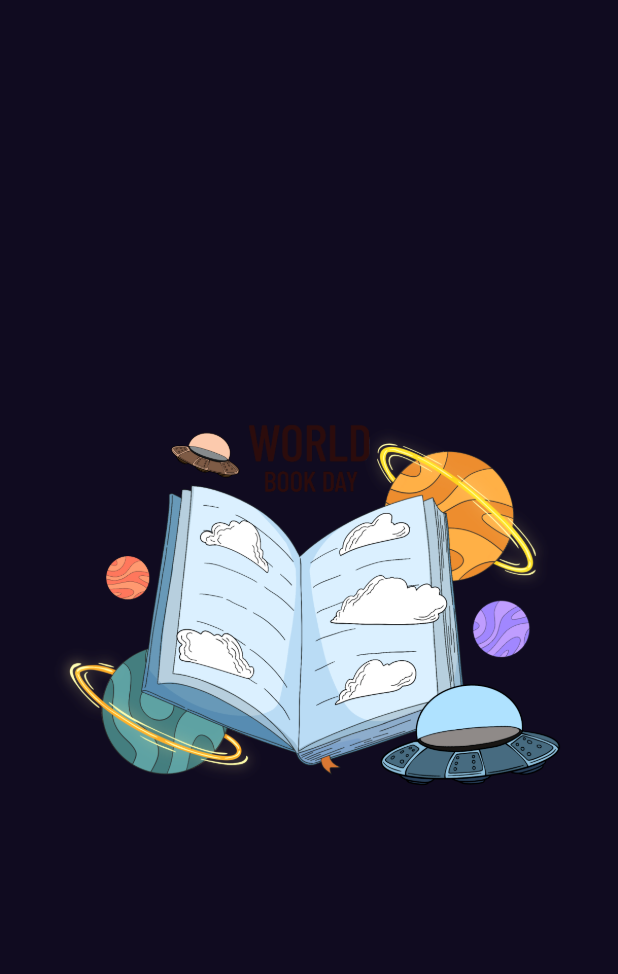
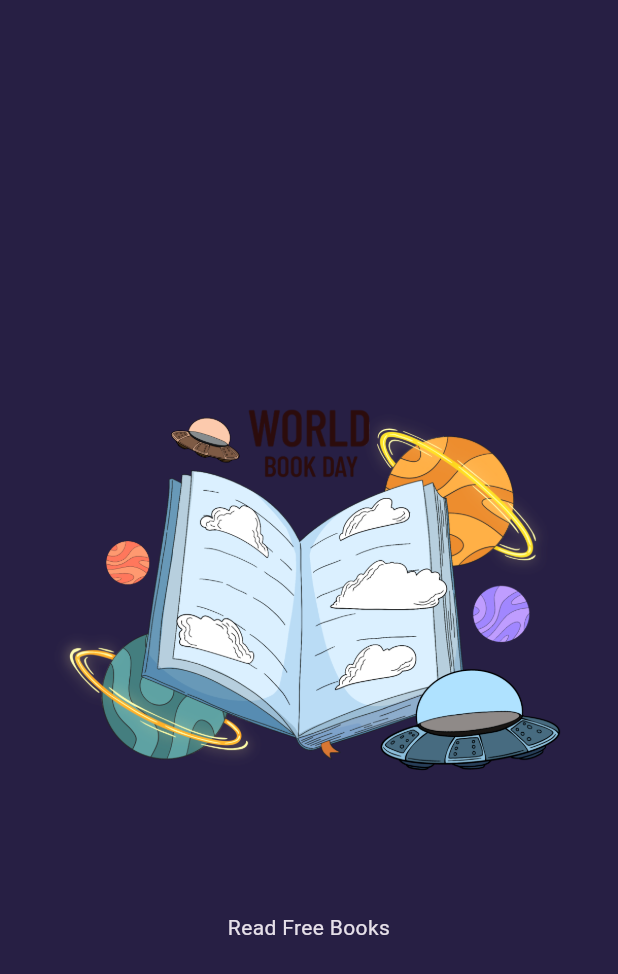
Before and after one commit to nada263204/book_store_application, a Flutter app: the screen it shows after launch, on a phone screen of 412 x 824 dp. Shown: the top 974 px of the screen. Run offline on Flutter 3.47's test engine with Material 3 defaults, Android fonts, the phone set to English and light mode, and no system bars; our stand-ins replace get.

Commit message:
adding sliding animation to splash view

```diff
--- a/lib/features/splash/presentation/views/widgets/splash_view_body.dart
+++ b/lib/features/splash/presentation/views/widgets/splash_view_body.dart
@@ -1,8 +1,31 @@
 import 'package:book_store_application/core/utils/assets.dart';
 import 'package:flutter/material.dart';
+import 'package:flutter/widgets.dart';
 
-class SplashViewBody extends StatelessWidget {
+class SplashViewBody extends StatefulWidget {
   const SplashViewBody({super.key});
+
+  @override
+  State<SplashViewBody> createState() => _SplashViewBodyState();
+}
+
+class _SplashViewBodyState extends State<SplashViewBody> with SingleTickerProviderStateMixin{
+  late AnimationController animationController;
+  late Animation<Offset> slidingAnimation;
+
+  @override
+  void initState() {
+    super.initState();
+    animationController = AnimationController(vsync: this,duration:const Duration(seconds: 2));
+    slidingAnimation = Tween<Offset>(begin: const Offset(0, 1),end: const Offset(0, 0)).animate(animationController);
+    // slidingAnimation.addListener(() {setState(() {}); });
+    animationController.forward();
+  }
+  @override
+  void dispose() {
+    super.dispose();
+    animationController.dispose();
+  }
 
   @override
   Widget build(BuildContext context) {
@@ -11,6 +34,13 @@ class SplashViewBody extends StatelessWidget {
       mainAxisAlignment: MainAxisAlignment.center,
       children: [
         Image.asset(AssetsData.logo),
+         SlideTransition(
+          position: slidingAnimation,
+          child: const Text(
+            'Read Free Books',
+            textAlign: TextAlign.center,
+          ),
+        )
       ],
     );
   }
--- a/lib/main.dart
+++ b/lib/main.dart
@@ -14,8 +14,8 @@ class bookstoreApp extends StatelessWidget {
   Widget build(BuildContext context) {
     return GetMaterialApp(
       debugShowCheckedModeBanner: false,
-      theme: ThemeData()
-          .copyWith(scaffoldBackgroundColor: const Color(0XFF100B20)),
+      theme: ThemeData.dark()
+          .copyWith(scaffoldBackgroundColor: const  Color.fromARGB(255, 39, 31, 68)),
       home: const SplashView(),
     );
   }
```
